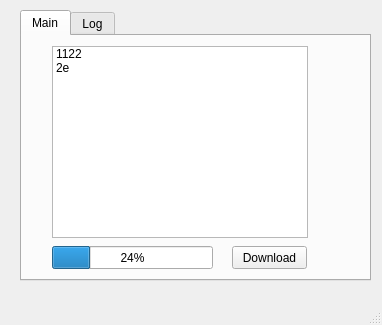
Before: the Qt Designer form mainwindow.ui in Tlakatlekutl/ComFile, drawn with Qt 5.
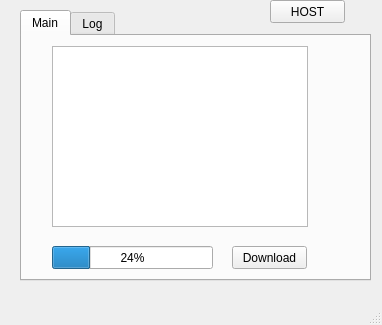
After: the same form once the commit is applied.

```diff
--- a/mainwindow.ui
+++ b/mainwindow.ui
@@ -36,19 +36,9 @@
         <x>30</x>
         <y>10</y>
         <width>256</width>
-        <height>192</height>
+        <height>181</height>
        </rect>
       </property>
-      <item>
-       <property name="text">
-        <string>1122</string>
-       </property>
-      </item>
-      <item>
-       <property name="text">
-        <string>2e</string>
-       </property>
-      </item>
      </widget>
      <widget class="QPushButton" name="pushButton">
       <property name="geometry">
@@ -93,6 +83,19 @@
      </widget>
     </widget>
    </widget>
+   <widget class="QPushButton" name="pushButton_2">
+    <property name="geometry">
+     <rect>
+      <x>270</x>
+      <y>0</y>
+      <width>75</width>
+      <height>23</height>
+     </rect>
+    </property>
+    <property name="text">
+     <string>HOST</string>
+    </property>
+   </widget>
   </widget>
   <widget class="QMenuBar" name="menubar">
    <property name="geometry">
```
